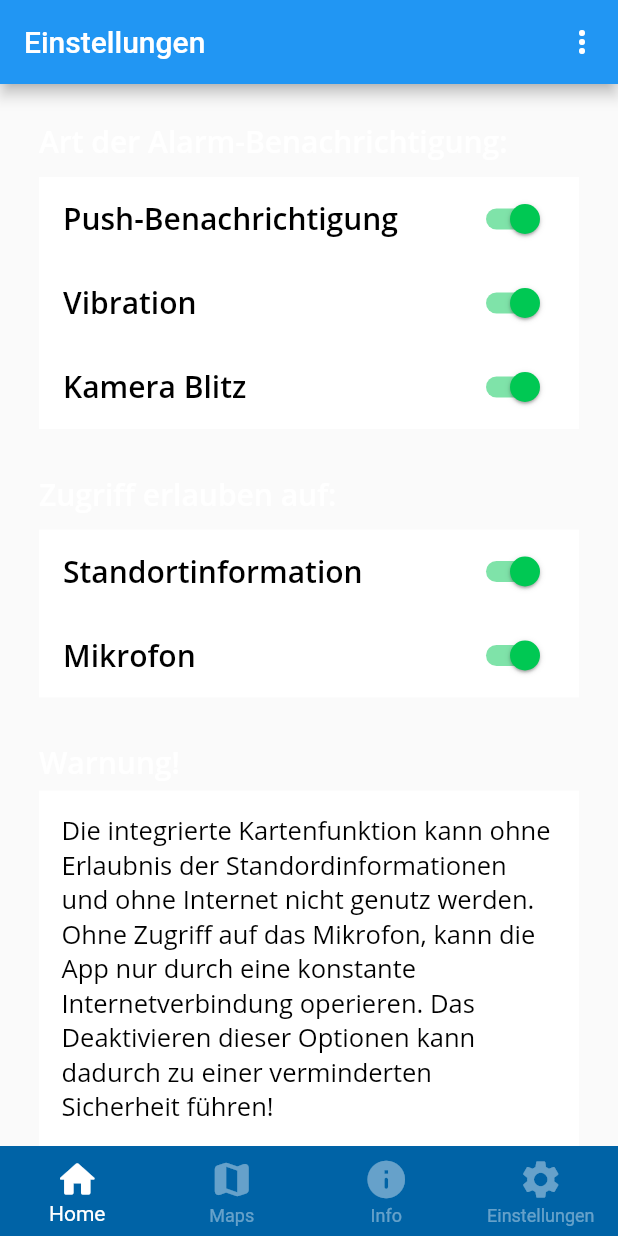
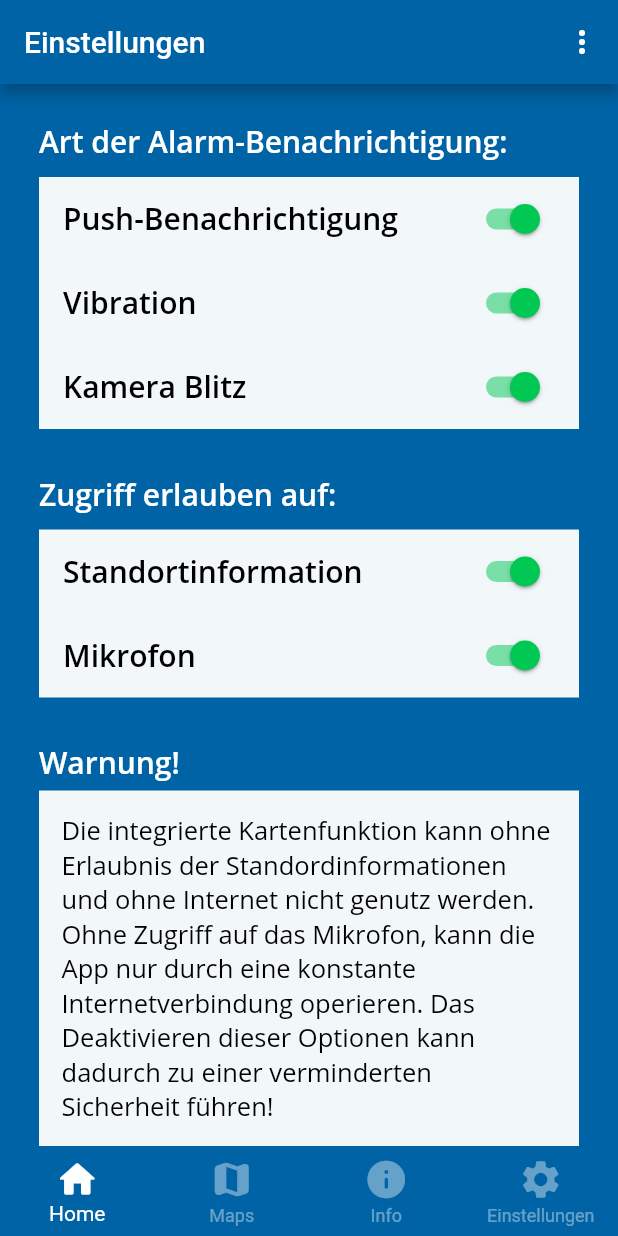
Before and after one commit to JINL020/flutter-app-group-project, a Flutter app: the screen it shows after launch, swiped to page 4, on a phone screen of 412 x 824 dp. Run offline on Flutter 3.47's test engine with Material 2 defaults, Android fonts, the phone set to English and light mode, and no system bars; our stand-ins replace flutter_local_notifications, logger, vibration, webview_flutter; missing offline and left inert: flashlight.

Commit message:
put myMap class in own dart file and added  a lot of ThemaData to MaterialApp

```diff
--- a/lib/main.dart
+++ b/lib/main.dart
@@ -1,10 +1,9 @@
 import 'package:flutter/material.dart';
+import 'package:hci_m3_app/my_app.dart';
 import 'package:provider/provider.dart';
-
 import 'package:flutter_local_notifications/flutter_local_notifications.dart';
 
 import 'package:hci_m3_app/model/alarm_settings.dart';
-import 'package:hci_m3_app/navigation/navigation_page.dart';
 
 // AndroidNotificationChannel for heads up notifications
 //because after Android 8 no notification are shown without own channel
@@ -34,18 +33,3 @@ Future<void> main() async {
     child: MyApp(),
   ));
 }
-
-class MyApp extends StatelessWidget {
-  @override
-  Widget build(BuildContext context) {
-    final isAlarm = Provider.of<AlarmSettings>(context).isAlarm;
-    return MaterialApp(
-      debugShowCheckedModeBanner: false,
-      title: 'HCI M3 APP',
-      theme: ThemeData(
-        primarySwatch: isAlarm ? Colors.red : Colors.blue,
-      ),
-      home: NavigationPage(),
-    );
-  }
-}
--- /dev/null
+++ b/lib/my_app.dart
@@ -0,0 +1,32 @@
+import 'package:flutter/material.dart';
+import 'package:provider/provider.dart';
+
+import 'config/colors.dart';
+import 'model/alarm_settings.dart';
+import 'navigation/navigation_page.dart';
+
+class MyApp extends StatelessWidget {
+  @override
+  Widget build(BuildContext context) {
+    final isAlarm = Provider.of<AlarmSettings>(context).isAlarm;
+    final primaryColor =
+        isAlarm ? AppColors.backgroundRed : AppColors.backgroundBlue;
+    return MaterialApp(
+      debugShowCheckedModeBanner: false,
+      title: 'HCI M3 APP',
+      theme: ThemeData(
+        primarySwatch: isAlarm ? Colors.pink : Colors.blue,
+        scaffoldBackgroundColor: primaryColor,
+        elevatedButtonTheme: ElevatedButtonThemeData(
+          style: ElevatedButton.styleFrom(primary: primaryColor),
+        ),
+        floatingActionButtonTheme:
+            FloatingActionButtonThemeData(backgroundColor: primaryColor),
+        appBarTheme: AppBarTheme(
+          color: primaryColor,
+        ),
+      ),
+      home: NavigationPage(),
+    );
+  }
+}
```
